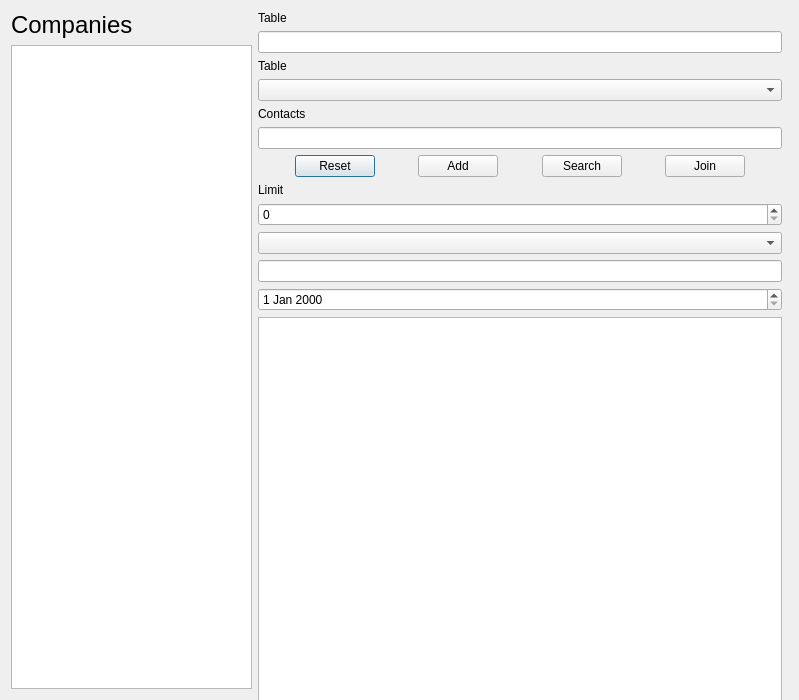
This is mainwindow.ui in viktorsandersen/LSPdb as Qt 5 draws it before an edit. The edited form follows.
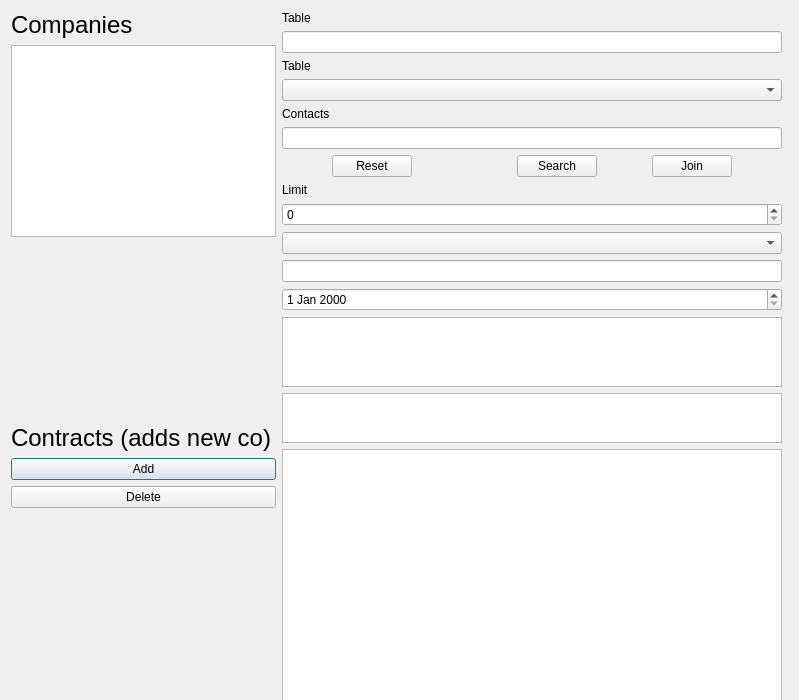
This is the edited form.

Commit message: Added tableView functionality

```diff
--- a/mainwindow.ui
+++ b/mainwindow.ui
@@ -55,6 +55,58 @@
          </attribute>
         </widget>
        </item>
+       <item>
+        <spacer name="verticalSpacer">
+         <property name="orientation">
+          <enum>Qt::Vertical</enum>
+         </property>
+         <property name="sizeHint" stdset="0">
+          <size>
+           <width>20</width>
+           <height>40</height>
+          </size>
+         </property>
+        </spacer>
+       </item>
+       <item>
+        <widget class="QLabel" name="label_6">
+         <property name="font">
+          <font>
+           <pointsize>18</pointsize>
+          </font>
+         </property>
+         <property name="text">
+          <string>Contracts (adds new co)</string>
+         </property>
+        </widget>
+       </item>
+       <item>
+        <widget class="QPushButton" name="pushButton_3">
+         <property name="text">
+          <string>Add</string>
+         </property>
+        </widget>
+       </item>
+       <item>
+        <widget class="QPushButton" name="delete_2">
+         <property name="text">
+          <string>Delete</string>
+         </property>
+        </widget>
+       </item>
+       <item>
+        <spacer name="verticalSpacer_2">
+         <property name="orientation">
+          <enum>Qt::Vertical</enum>
+         </property>
+         <property name="sizeHint" stdset="0">
+          <size>
+           <width>20</width>
+           <height>40</height>
+          </size>
+         </property>
+        </spacer>
+       </item>
       </layout>
      </item>
      <item>
@@ -132,13 +184,6 @@
            </property>
           </spacer>
          </item>
-         <item>
-          <widget class="QPushButton" name="pushButton_3">
-           <property name="text">
-            <string>Add</string>
-           </property>
-          </widget>
-         </item>
          <item>
           <spacer name="horizontalSpacer_4">
            <property name="orientation">
@@ -224,6 +269,25 @@
        <item>
         <widget class="QDateEdit" name="dateEdit"/>
        </item>
+       <item>
+        <widget class="QTreeView" name="treeView_2"/>
+       </item>
+       <item>
+        <widget class="QTableView" name="tableView">
+         <property name="minimumSize">
+          <size>
+           <width>0</width>
+           <height>50</height>
+          </size>
+         </property>
+         <property name="maximumSize">
+          <size>
+           <width>16777215</width>
+           <height>50</height>
+          </size>
+         </property>
+        </widget>
+       </item>
        <item>
         <widget class="QTextEdit" name="textEdit">
          <property name="minimumSize">
```
The commit also changes 5 other files.
